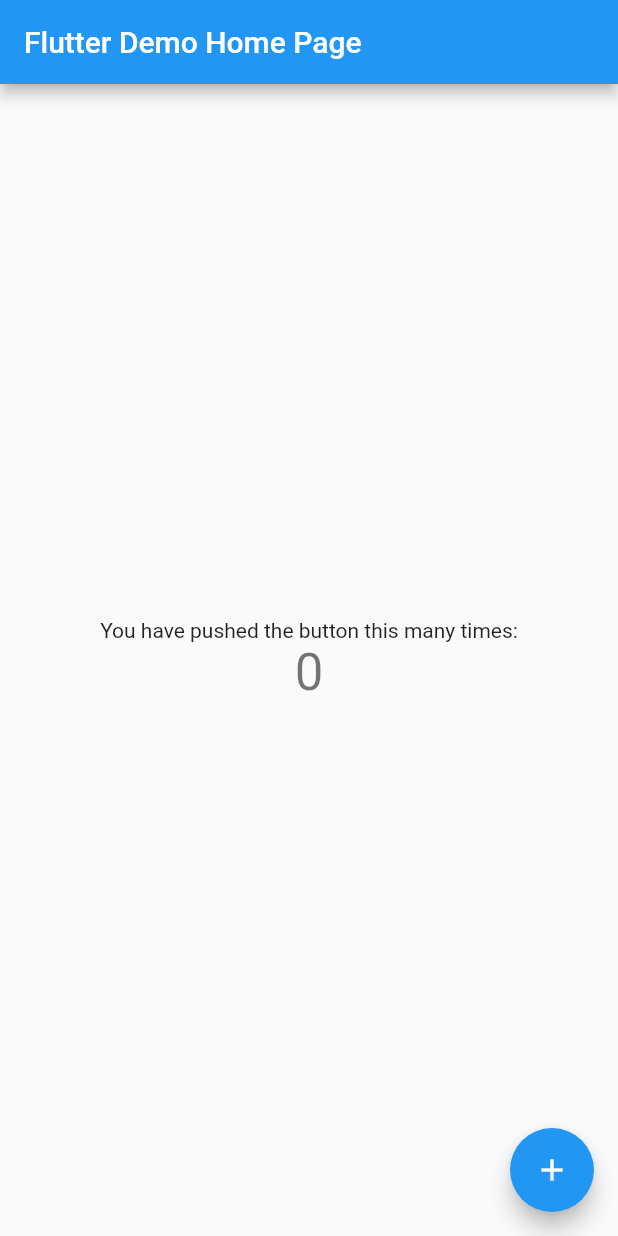
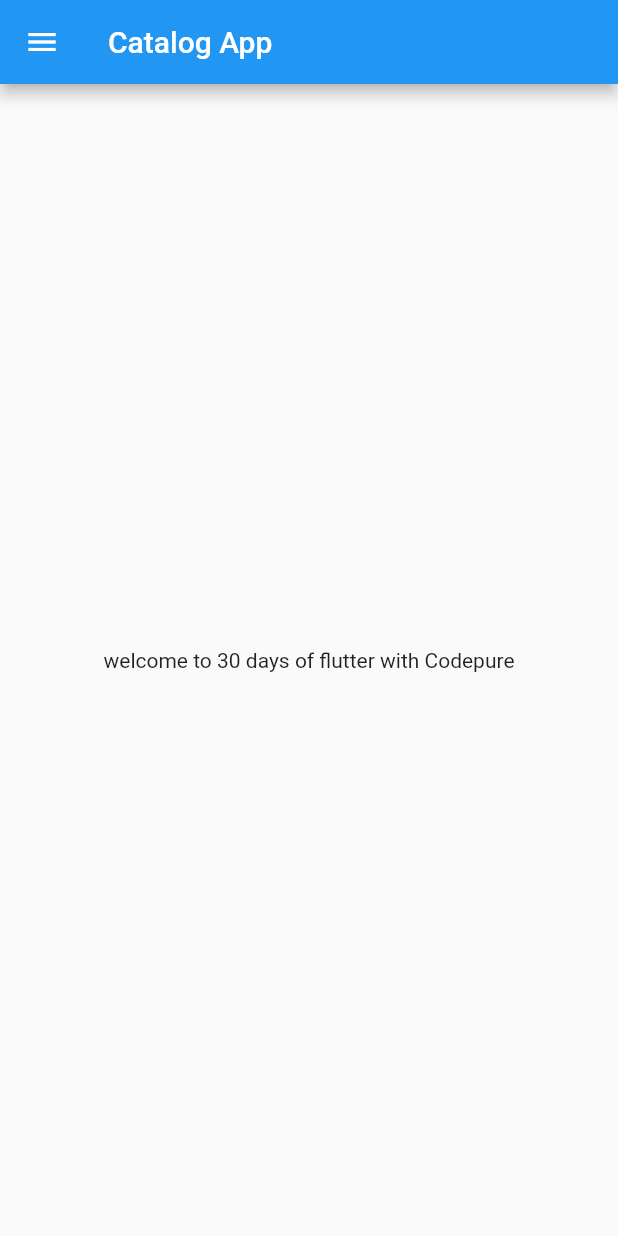
Before and after one commit to ahmedhakim0011/30DaysOFFlutter, a Flutter app: the screen it shows after launch, on a phone screen of 412 x 824 dp. Run offline on Flutter 3.47's test engine with Material 2 defaults, Android fonts, the phone set to English and light mode, and no system bars.

Commit message:
Day 2 completed

```diff
--- /dev/null
+++ b/lib/home_page.dart
@@ -0,0 +1,21 @@
+import 'package:flutter/material.dart';
+
+class HomePage extends StatelessWidget {
+  final int days = 30;
+  final String name = "Codepure";
+
+  @override
+  Widget build(BuildContext context) {
+    return Scaffold(
+      appBar: AppBar(
+        title: Text("Catalog App"),
+      ),
+      body: Center(
+        child: Container(
+          child: Text("welcome to $days days of flutter with $name"),
+        ),
+      ),
+      drawer: Drawer(),
+    );
+  }
+}
--- a/lib/main.dart
+++ b/lib/main.dart
@@ -1,115 +1,13 @@
 import 'package:flutter/material.dart';
+import 'package:flutter_catlog/home_page.dart';
 
 void main() {
-  runApp(const MyApp());
+  runApp(MyApp());
 }
 
 class MyApp extends StatelessWidget {
-  const MyApp({Key? key}) : super(key: key);
-
-  // This widget is the root of your application.
   @override
   Widget build(BuildContext context) {
-    return MaterialApp(
-      title: 'Flutter Demo',
-      theme: ThemeData(
-        // This is the theme of your application.
-        //
-        // Try running your application with "flutter run". You'll see the
-        // application has a blue toolbar. Then, without quitting the app, try
-        // changing the primarySwatch below to Colors.green and then invoke
-        // "hot reload" (press "r" in the console where you ran "flutter run",
-        // or simply save your changes to "hot reload" in a Flutter IDE).
-        // Notice that the counter didn't reset back to zero; the application
-        // is not restarted.
-        primarySwatch: Colors.blue,
-      ),
-      home: const MyHomePage(title: 'Flutter Demo Home Page'),
-    );
+    return MaterialApp(home: HomePage());
   }
 }
-
-class MyHomePage extends StatefulWidget {
-  const MyHomePage({Key? key, required this.title}) : super(key: key);
-
-  // This widget is the home page of your application. It is stateful, meaning
-  // that it has a State object (defined below) that contains fields that affect
-  // how it looks.
-
-  // This class is the configuration for the state. It holds the values (in this
-  // case the title) provided by the parent (in this case the App widget) and
-  // used by the build method of the State. Fields in a Widget subclass are
-  // always marked "final".
-
-  final String title;
-
-  @override
-  State<MyHomePage> createState() => _MyHomePageState();
-}
-
-class _MyHomePageState extends State<MyHomePage> {
-  int _counter = 0;
-
-  void _incrementCounter() {
-    setState(() {
-      // This call to setState tells the Flutter framework that something has
-      // changed in this State, which causes it to rerun the build method below
-      // so that the display can reflect the updated values. If we changed
-      // _counter without calling setState(), then the build method would not be
-      // called again, and so nothing would appear to happen.
-      _counter++;
-    });
-  }
-
-  @override
-  Widget build(BuildContext context) {
-    // This method is rerun every time setState is called, for instance as done
-    // by the _incrementCounter method above.
-    //
-    // The Flutter framework has been optimized to make rerunning build methods
-    // fast, so that you can just rebuild anything that needs updating rather
-    // than having to individually change instances of widgets.
-    return Scaffold(
-      appBar: AppBar(
-        // Here we take the value from the MyHomePage object that was created by
-        // the App.build method, and use it to set our appbar title.
-        title: Text(widget.title),
-      ),
-      body: Center(
-        // Center is a layout widget. It takes a single child and positions it
-        // in the middle of the parent.
-        child: Column(
-          // Column is also a layout widget. It takes a list of children and
-          // arranges them vertically. By default, it sizes itself to fit its
-          // children horizontally, and tries to be as tall as its parent.
-          //
-          // Invoke "debug painting" (press "p" in the console, choose the
-          // "Toggle Debug Paint" action from the Flutter Inspector in Android
-          // Studio, or the "Toggle Debug Paint" command in Visual Studio Code)
-          // to see the wireframe for each widget.
-          //
-          // Column has various properties to control how it sizes itself and
-          // how it positions its children. Here we use mainAxisAlignment to
-          // center the children vertically; the main axis here is the vertical
-          // axis because Columns are vertical (the cross axis would be
-          // horizontal).
-          mainAxisAlignment: MainAxisAlignment.center,
-          children: <Widget>[
-            const Text(
-              'You have pushed the button this many times:',
-            ),
-            Text(
-              '$_counter',
-              style: Theme.of(context).textTheme.headline4,
-            ),
-          ],
-        ),
-      ),
-      floatingActionButton: FloatingActionButton(
-        onPressed: _incrementCounter,
-        tooltip: 'Increment',
-        child: const Icon(Icons.add),
-      ), // This trailing comma makes auto-formatting nicer for build methods.
-    );
-  }
-}
```
Also changed, not shown: 1 other file.
